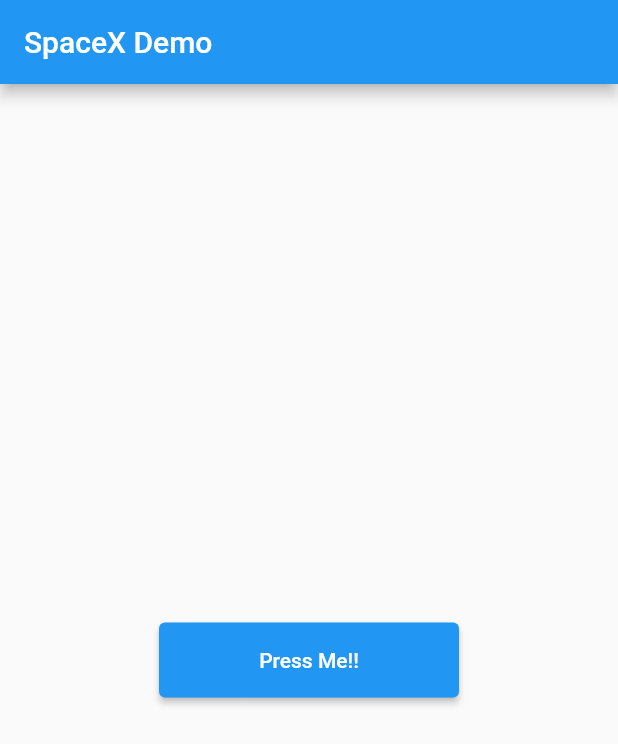
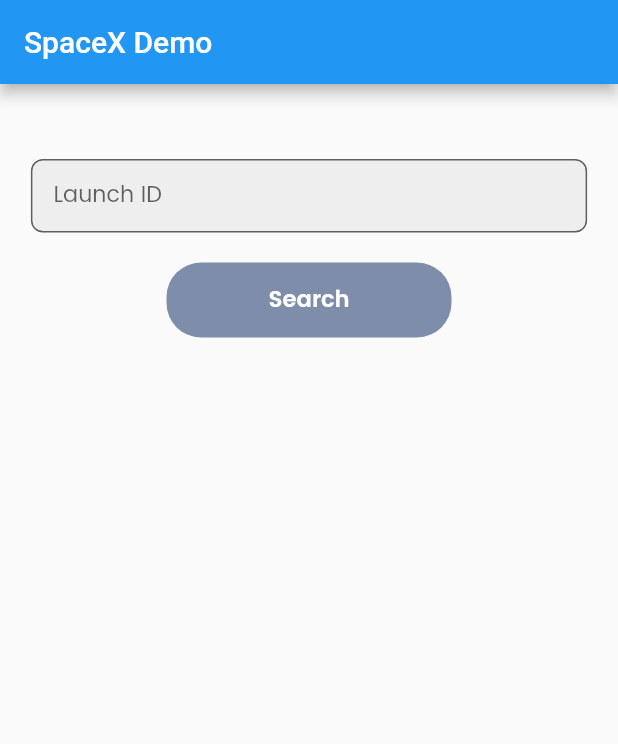
Before and after one commit to drona8/spaceX_launch_sample, a Flutter app: the screen it shows after launch, on a phone screen of 412 x 824 dp. Shown: the top 744 px of the screen. Run offline on Flutter 3.47's test engine with Material 2 defaults, Android fonts, the phone set to English and light mode, and no system bars; our stand-ins replace graphql.

Commit message:
Search Screen

```diff
--- /dev/null
+++ b/lib/graphql/launch_query.dart
@@ -0,0 +1,35 @@
+class LaunchQuery {
+  static const getAllLaunches = r'''
+        query  {
+          launches {
+            id
+            mission_name
+            mission_id
+            rocket {
+              rocket_name
+            }
+            launch_site {
+              site_name
+            }
+            launch_date_local
+          }
+        }
+      ''';
+
+  static const getLaunches = r'''
+              query Launch($launchId: ID!) {
+                launch(id: $launchId) {
+                id
+                mission_name
+                mission_id
+                rocket {
+                  rocket_name
+                }
+                launch_site {
+                  site_name
+                }
+                launch_date_local
+              }
+            }
+      ''';
+}
--- a/lib/main.dart
+++ b/lib/main.dart
@@ -1,10 +1,5 @@
-import 'dart:io';
-
 import 'package:flutter/material.dart';
-import 'package:graphql/client.dart';
-import 'package:sampleapp/utilities/client_utility.dart';
-
-import 'models/launch.dart';
+import 'package:sampleapp/screens/search_screen.dart';
 
 void main() {
   runApp(const MyApp());
@@ -16,79 +11,10 @@ class MyApp extends StatelessWidget {
   @override
   Widget build(BuildContext context) {
     return MaterialApp(
-      title: 'Flutter Demo',
       theme: ThemeData(
         primarySwatch: Colors.blue,
       ),
-      home: const MyHomePage(title: 'SpaceX Demo'),
+      home: const SearchScreen(),
     );
   }
 }
-
-class MyHomePage extends StatefulWidget {
-  const MyHomePage({Key? key, required this.title}) : super(key: key);
-
-  final String title;
-
-  @override
-  State<MyHomePage> createState() => _MyHomePageState();
-}
-
-class _MyHomePageState extends State<MyHomePage> {
-  bool _isLoading = false;
-  @override
-  Widget build(BuildContext context) {
-    return Scaffold(
-      appBar: AppBar(
-        title: Text(widget.title),
-      ),
-      body: Center(
-        child: Column(
-          mainAxisAlignment: MainAxisAlignment.center,
-          children: <Widget>[
-            SizedBox(
-              width: 200,
-              height: 50,
-              child: ElevatedButton(
-                onPressed: _onPressed,
-                child: Padding(
-                  padding: const EdgeInsets.all(8.0),
-                  child: _isLoading
-                      ? const SizedBox(
-                          height: 15,
-                          width: 15,
-                          child: CircularProgressIndicator(
-                            color: Colors.white,
-                          ),
-                        )
-                      : const Text("Press Me!!"),
-                ),
-              ),
-            ),
-          ],
-        ),
-      ),
-    );
-  }
-
-  void _onPressed() async {
-    setState(() {
-      _isLoading = true;
-    });
-    final GraphQLClient _client = ClientUtility.getGithubGraphQLClient();
-    final QueryResult _result =
-        await _client.query(ClientUtility.getQueryOption());
-    if (_result.hasException) {
-      stderr.writeln('Got Some Exception');
-      stderr.writeln(_result.exception.toString());
-      exit(2);
-    }
-    setState(() {
-      _isLoading = false;
-    });
-    final List<Launch> _launches = (_result.data!['launches'] as List)
-        .map((data) => Launch.fromJson(data))
-        .toList();
-    print('The no of launches ' + _launches.length.toString());
-  }
-}
--- a/lib/models/launch.dart
+++ b/lib/models/launch.dart
@@ -1,21 +1,19 @@
 class Launch {
   String id;
   String launchName;
-  DateTime? launchDate;
+  String launchDate;
 
   Launch({
     required this.id,
     required this.launchName,
-    this.launchDate,
+    required this.launchDate,
   });
 
   factory Launch.fromJson(Map<String, dynamic> json) {
     return Launch(
       id: json['id'] ?? json['id'].toString(),
       launchName: json['mission_name'] ?? json['mission_name'].toString(),
-      launchDate: json['launch_date_local'] != null
-          ? DateTime.parse(json['launch_date_local'].toString())
-          : null,
+      launchDate: json['launch_date_local'] ?? json['launch_date_local'],
     );
   }
 
@@ -23,7 +21,7 @@ class Launch {
     final Map<String, dynamic> data = {};
     data['id'] = id;
     data['mission_name'] = launchName;
-    data['launch_date_local'] = launchDate; //need to work
+    data['launch_date_local'] = launchDate;
     return data;
   }
 }
--- /dev/null
+++ b/lib/screens/search_screen.dart
@@ -0,0 +1,181 @@
+import 'package:flutter/material.dart';
+import 'package:sampleapp/services/api.dart';
+import 'package:sampleapp/widgets/common_widget.dart';
+import 'package:sampleapp/widgets/text_widget.dart';
+
+import '../models/launch.dart';
+import '../style/styles.dart';
+import '../utilities/app_constants.dart';
+import '../widgets/spacex_button.dart';
+
+class SearchScreen extends StatefulWidget {
+  const SearchScreen({Key? key}) : super(key: key);
+
+  @override
+  State<SearchScreen> createState() => _SearchScreenState();
+}
+
+class _SearchScreenState extends State<SearchScreen> {
+  bool _isDisabled = true;
+  bool _shouldApiBeCalled = false;
+  bool _shouldShowResult = false;
+  late TextEditingController _searchController;
+
+  @override
+  void initState() {
+    super.initState();
+    _searchController = TextEditingController();
+  }
+
+  @override
+  void dispose() {
+    _searchController.dispose();
+    super.dispose();
+  }
+
+  @override
+  Widget build(BuildContext context) {
+    return Scaffold(
+      appBar: AppBar(
+        title: const Text(AppConstant.appTitle),
+      ),
+      body: Padding(
+        padding: const EdgeInsets.all(15.0),
+        child: Center(
+          child: Column(
+            crossAxisAlignment: CrossAxisAlignment.center,
+            children: <Widget>[
+              CommonWidget.getVariableHeightSizedBox(20),
+              TextWidget(
+                hintText: 'Launch ID',
+                onChangedFunction: onChanged,
+                controller: _searchController,
+              ),
+              CommonWidget.getVariableHeightSizedBox(20),
+              CommonWidget.getSizedBoxWithChild(
+                MediaQuery.of(context).size.width * 0.5,
+                50,
+                _getSpaceXButton(),
+              ),
+              CommonWidget.getVariableHeightSizedBox(40),
+              _shouldShowResult
+                  ? Expanded(
+                      child: _shouldApiBeCalled
+                          ? _getResultBuilder(context)
+                          : const Text(AppConstant.invalidInputError))
+                  : const SizedBox.shrink()
+            ],
+          ),
+        ),
+      ),
+    );
+  }
+
+  Widget _getResultRow(String label, String data) {
+    return SizedBox(
+      height: 40,
+      child: Row(
+        mainAxisAlignment: MainAxisAlignment.start,
+        crossAxisAlignment: CrossAxisAlignment.start,
+        children: [
+          SizedBox(
+            width: MediaQuery.of(context).size.width * 0.3,
+            child: Text(
+              label,
+              style: hintStyleblacktextPSB(),
+              textAlign: TextAlign.right,
+            ),
+          ),
+          SizedBox(
+            width: MediaQuery.of(context).size.width * 0.05,
+          ),
+          Expanded(child: Text(data)),
+        ],
+      ),
+    );
+  }
+
+  void onChanged(String value) {
+    setState(() {
+      _shouldShowResult = false;
+      _shouldApiBeCalled = false;
+    });
+    if (value.isEmpty) {
+      setState(() {
+        _isDisabled = true;
+      });
+    } else {
+      setState(() {
+        _isDisabled = false;
+      });
+    }
+  }
+
+  Widget _getResultBuilder(BuildContext context) {
+    return FutureBuilder<Launch>(
+      future: Api.getLaunchById(_searchController.text),
+      builder: (context, snapshot) {
+        switch (snapshot.connectionState) {
+          case ConnectionState.waiting:
+            return const Center(
+              child: SizedBox(
+                height: 20,
+                width: 20,
+                child: CircularProgressIndicator(
+                  color: orange,
+                ),
+              ),
+            );
+          default:
+            if (snapshot.hasError) {
+              return const Text(AppConstant.invalidInputError);
+            } else if (!snapshot.hasData) {
+              return const Text(AppConstant.invalidInputError);
+            } else {
+              Launch _launch = snapshot.data!;
+              return Column(
+                children: [
+                  _getResultRow('Launch ID:', _launch.id),
+                  _getResultRow('Launch Name:', _launch.launchName),
+                  _getResultRow('Launch Date:', _launch.launchDate),
+                ],
+              );
+            }
+        }
+      },
+    );
+  }
+
+  Widget _getSpaceXButton() {
+    return SpaceXButton(
+      child: _getInnerChildOfSpaceXButton(),
+      onPressed: _isDisabled ? null : _onPressed,
+      isDisabled: _isDisabled,
+    );
+  }
+
+  Widget _getInnerChildOfSpaceXButton() {
+    return Text(
+      AppConstant.searchButton,
+      style: hintStylewhitetextPSB(),
+    );
+  }
+
+  void _onPressed() async {
+    setState(() {
+      _shouldShowResult = false;
+    });
+    if (double.tryParse(_searchController.text) != null) {
+      setState(() {
+        _shouldApiBeCalled = true;
+      });
+    } else {
+      setState(() {
+        _shouldApiBeCalled = false;
+      });
+    }
+    setState(() {
+      _shouldShowResult = true;
+    });
+  }
+}
--- /dev/null
+++ b/lib/services/api.dart
@@ -0,0 +1,20 @@
+import 'dart:io';
+
+import 'package:graphql/client.dart';
+import 'package:sampleapp/models/launch.dart';
+
+import '../utilities/client_utility.dart';
+
+class Api {
+  static Future<Launch> getLaunchById(String id) async {
+    final GraphQLClient _client = ClientUtility.getGithubGraphQLClient();
+    final QueryResult _result =
+        await _client.query(ClientUtility.getQueryOptionWithId(id));
+    if (_result.hasException) {
+      print('Got Some Exception');
+      print(_result.exception.toString());
+      exit(2);
+    }
+    return Launch.fromJson(_result.data!['launch']);
+  }
+}
--- /dev/null
+++ b/lib/style/styles.dart
@@ -0,0 +1,53 @@
+import 'package:flutter/material.dart';
+import 'package:flutter/cupertino.dart';
+
+const primary = Color(0xFF6EDBE7);
+const green = Color(0xFF27C9A3);
+const orange = Color(0xFFFFA200);
+const whiteText = Color(0xFFF2F2F2);
+const blacktext = Color(0xFF191919);
+const darkgrey = Color(0xFF7E8EAA);
+const colorblack = Color(0xFF394047);
+const red = Color(0xFFFF3737);
+const border = Color(0xFF707070);
+
+TextStyle textStylesmBlackbPR() {
+  return TextStyle(
+    fontWeight: FontWeight.w500,
+    fontSize: 15.0,
+    color: blacktext.withOpacity(0.51),
+    fontFamily: 'PoppinsRegular',
+  );
+}
+
+TextStyle hintStylesmBlackbPR() {
+  return const TextStyle(
+    fontWeight: FontWeight.w100,
+    color: Colors.black45,
+  );
+}
+
+BorderSide borderSideStyle() {
+  return BorderSide(
+    color: border.withOpacity(0.29),
+    style: BorderStyle.none,
+  );
+}
+
+TextStyle hintStylewhitetextPSB() {
+  return const TextStyle(
+    fontWeight: FontWeight.w600,
+    fontSize: 15.0,
+    color: Colors.white,
+    fontFamily: 'PoppinsSemiBold',
+  );
+}
+
+TextStyle hintStyleblacktextPSB() {
+  return const TextStyle(
+    fontWeight: FontWeight.w600,
+    fontSize: 15.0,
+    color: Colors.black,
+    fontFamily: 'PoppinsSemiBold',
+  );
+}
--- /dev/null
+++ b/lib/utilities/app_constants.dart
@@ -0,0 +1,5 @@
+class AppConstant {
+  static const appTitle = 'SpaceX Demo';
+  static const searchButton = 'Search';
+  static const invalidInputError = 'No such Rocket Launch was found';
+}
--- /dev/null
+++ b/lib/widgets/common_widget.dart
@@ -0,0 +1,18 @@
+import 'package:flutter/material.dart';
+
+class CommonWidget {
+  static Widget getVariableHeightSizedBox(double height) {
+    return SizedBox(
+      height: height,
+    );
+  }
+
+  static Widget getSizedBoxWithChild(
+      double width, double height, Widget child) {
+    return SizedBox(
+      width: width,
+      height: height,
+      child: child,
+    );
+  }
+}
--- /dev/null
+++ b/lib/widgets/spacex_button.dart
@@ -0,0 +1,33 @@
+import 'package:flutter/material.dart';
+
+import '../style/styles.dart';
+
+class SpaceXButton extends StatelessWidget {
+  final Widget child;
+  final VoidCallback? onPressed;
+  final bool isDisabled;
+
+  const SpaceXButton(
+      {required this.child,
+      required this.onPressed,
+      required this.isDisabled,
+      Key? key})
+      : super(key: key);
+
+  @override
+  Widget build(BuildContext context) {
+    return Container(
+      margin: const EdgeInsets.symmetric(horizontal: 8),
+      width: MediaQuery.of(context).size.width * 0.17,
+      height: MediaQuery.of(context).size.width * 0.17,
+      decoration: BoxDecoration(
+        color: isDisabled ? darkgrey : green,
+        borderRadius: BorderRadius.circular(23.0),
+      ),
+      child: RawMaterialButton(
+        onPressed: onPressed,
+        child: child,
+      ),
+    );
+  }
+}
--- /dev/null
+++ b/lib/widgets/text_widget.dart
@@ -0,0 +1,49 @@
+import 'package:flutter/material.dart';
+import '../style/styles.dart';
+
+class TextWidget extends StatefulWidget {
+  final String hintText;
+  final Function(String)? onChangedFunction;
+  final TextEditingController controller;
+
+  const TextWidget(
+      {Key? key,
+      required this.hintText,
+      required this.onChangedFunction,
+      required this.controller})
+      : super(key: key);
+
+  @override
+  State<TextWidget> createState() => _TextWidgetState();
+}
+
+class _TextWidgetState extends State<TextWidget> {
+  @override
+  Widget build(BuildContext context) {
+    return Container(
+      width: MediaQuery.of(context).size.width * 0.9,
+      margin: const EdgeInsets.only(top: 15.0),
+      child: TextFormField(
+        controller: widget.controller,
+        decoration: InputDecoration(
+          labelText: widget.hintText,
+          alignLabelWithHint: true,
+          fillColor: Colors.grey[200],
+          filled: true,
+          isDense: true,
+          hintStyle: hintStylesmBlackbPR(),
+          contentPadding: const EdgeInsets.symmetric(
+            horizontal: 15.0,
+            vertical: 12.0,
+          ),
+          border: OutlineInputBorder(
+            borderRadius: BorderRadius.circular(8.0),
+            borderSide: borderSideStyle(),
+          ),
+        ),
+        onChanged: widget.onChangedFunction,
+        style: textStylesmBlackbPR(),
+      ),
+    );
+  }
+}
```
Also changed, not shown: lib/utilities/client_utility.dart (+17 -18 lines), pubspec.yaml (+31 -12 lines), assets/fonts/montserratRegular.otf (added), assets/fonts/poppinsBold.ttf (added), assets/fonts/poppinsLight.ttf (added), assets/fonts/poppinsMedium.ttf (added), assets/fonts/poppinsRegular.ttf (added), assets/fonts/poppinsSemiBold.ttf (added).
